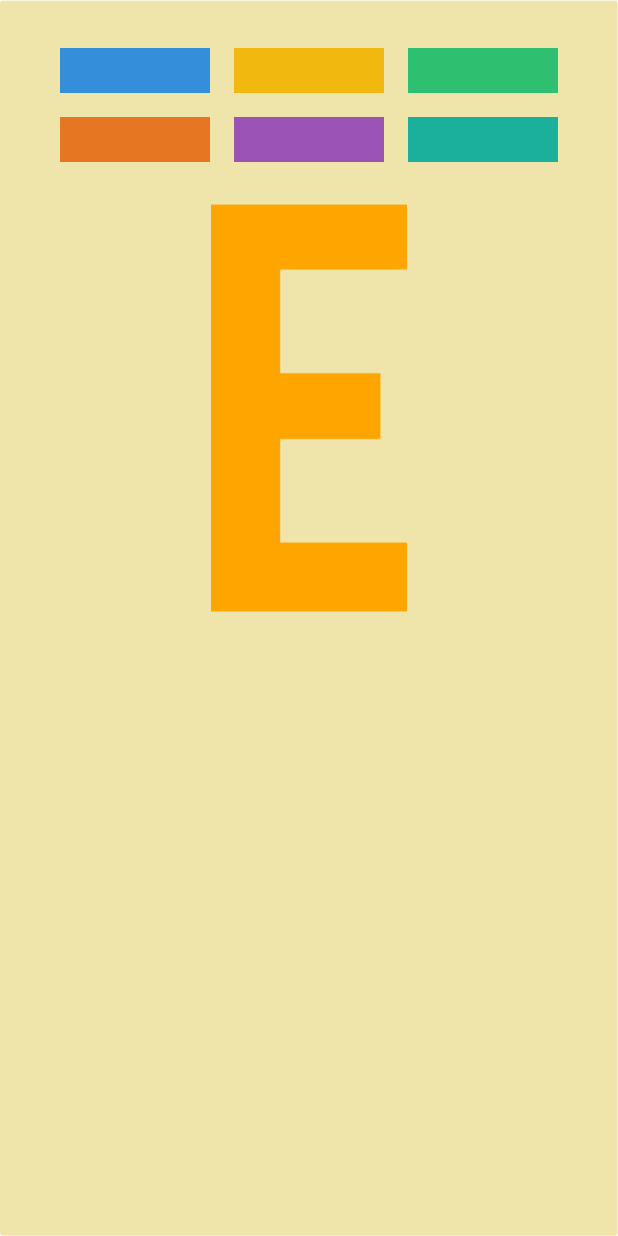
After one commit to Calcifer2002/Trace-n-Learn--typ, an Android app: the layout activity_e.xml on its own in the app's theme, with its tools: preview values and no code run, on a phone screen of 412 x 824 dp. The commit adds this screen. Run offline under Robolectric (Android 15) with nearby library versions, the phone set to English and light mode, and no system bars.

Commit message:
finished b

```diff
--- /dev/null
+++ b/app/src/main/java/com/yp/tracenlearn/ECustomView.java
@@ -0,0 +1,228 @@
+package com.yp.tracenlearn;
+
+import android.content.Context;
+import android.graphics.Bitmap;
+import android.graphics.Canvas;
+import android.graphics.Color;
+import android.graphics.Paint;
+import android.graphics.Path;
+import android.graphics.Point;
+import android.graphics.drawable.BitmapDrawable;
+import android.os.Handler;
+import android.os.Vibrator;
+import android.util.AttributeSet;
+import android.util.Log;
+import android.view.MotionEvent;
+import android.view.View;
+
+import java.util.ArrayList;
+import java.util.List;
+
+public class ECustomView extends View {
+    private Bitmap mBitmap;
+
+
+    private Canvas mCanvas;
+    private Path mPath;
+    private Paint mPaint;
+
+    private List<Point> nonTransparentPixels = new ArrayList<>(); //to check where the letter bitmap is
+    private List<Point> strokeCoordinates = new ArrayList<>(); //to check where the user drawings are
+
+    private int strokeColor = Color.BLACK;
+    public interface NoStrokesCallback {
+        void onNoStrokesDetected(String accuracyInfo);
+    }
+    private ECustomView.NoStrokesCallback noStrokesCallback;
+    private Handler handler = new Handler();
+
+    public ECustomView(Context context, AttributeSet attrs) {
+        super(context, attrs);
+        init();
+    }
+
+    private void init() {
+        mPath = new Path();
+        mPaint = new Paint();
+        mPaint.setAntiAlias(true);
+        mPaint.setColor(strokeColor); //designing the look for the stroke - which is customisable ofc
+        mPaint.setStyle(Paint.Style.STROKE);
+        mPaint.setStrokeJoin(Paint.Join.ROUND);
+        mPaint.setStrokeWidth(70f);
+
+    }
+    public void setStrokeColor(int color) {
+        this.strokeColor = color;
+        mPaint.setColor(color); //we get the int from the colour panel and set it
+        invalidate(); // redraw the canvas with the new stroke color
+    }
+    @Override
+    protected void onSizeChanged(int w, int h, int oldw, int oldh) {
+        super.onSizeChanged(w, h, oldw, oldh);
+
+        // load the background image
+        BitmapDrawable drawable = (BitmapDrawable) getResources().getDrawable(R.drawable.letter_e);
+        mBitmap = drawable.getBitmap();
+
+        // scale the background image to fit the new size
+        mBitmap = Bitmap.createScaledBitmap(mBitmap, w, h, true);
+
+        // center the image in the canvas
+        int canvasWidth = getWidth();
+        int canvasHeight = getHeight();
+        int imageWidth = mBitmap.getWidth();
+        int imageHeight = mBitmap.getHeight();
+
+        float left = (canvasWidth - imageWidth) / 2f;
+        float top = (canvasHeight - imageHeight) / 2f;
+
+        mCanvas = new Canvas(mBitmap);
+        mCanvas.drawBitmap(mBitmap, left, top, null);
+
+        getNonTransparentPixels();
+
+
+        invalidate();
+    }
+
+    @Override
+    protected void onDraw(Canvas canvas) {
+        super.onDraw(canvas);
+
+        canvas.drawBitmap(mBitmap, 0, 0, null);
+
+        // Draw all paths on the canvas
+        for (Path path : mPaths) {
+            canvas.drawPath(path, mPaint);
+        }
+
+        // Draw the current path
+        if (mCurrentPath != null) {
+            canvas.drawPath(mCurrentPath, mPaint);
+        }
+    }
+
+    // Declare a global variable to store the entire path drawn so far
+    private List<Path> mPaths = new ArrayList<>();
+    private Path mCurrentPath;
+    private int strokeCount = 0;
+
+
+    private void startNoStrokesCountdown() {
+        handler.postDelayed(new Runnable() {
+            @Override
+            public void run() {
+                showNoStrokesDialog();
+            } //to help with showing the dialog pop up
+        }, 3000);
+    }
+    private void showNoStrokesDialog() {
+        // Notify the callback that no strokes were detected
+        if (noStrokesCallback != null) {
+            String accuracyInfo = getAccuracyInfo();
+            noStrokesCallback.onNoStrokesDetected(accuracyInfo);
+        }
+    }
+    public void setOnNoStrokesDetectedCallback(ECustomView.NoStrokesCallback callback) {
+        this.noStrokesCallback = callback;
+    }
+    @Override
+    public boolean onTouchEvent(MotionEvent event) {
+
+        Vibrator vb = (Vibrator) getContext().getSystemService(Context.VIBRATOR_SERVICE);
+        float x = event.getX();
+        float y = event.getY();
+
+        switch (event.getAction()) {
+            case MotionEvent.ACTION_DOWN:
+                vb.vibrate(10000);
+                mCurrentPath = new Path();  // start a new path for the current stroke
+                mCurrentPath.moveTo(x, y);
+                handler.removeCallbacksAndMessages(null);
+                break;
+            case MotionEvent.ACTION_MOVE:
+                mCurrentPath.lineTo(x, y);
+                strokeCoordinates.add(new Point((int) x, (int) y));
+                break;
+            case MotionEvent.ACTION_UP:
+                // add the current path to the list of paths
+                vb.cancel();
+                mPaths.add(mCurrentPath);
+
+                //keeping track of count of strokes
+                strokeCount++;
+                Log.d("CustomView", "Stroke Coordinates Size: " + strokeCoordinates.size());
+
+
+
+
+                startNoStrokesCountdown();
+                // reset countdown
+
+
+                break;
+            default:
+                return false;
+        }
+
+        invalidate();
+        return true;
+    }
+
+
+
+
+
+
+
+    //,ethod to find where the bitmap is
+    private void getNonTransparentPixels() {
+        nonTransparentPixels.clear();
+        for (int x = 0; x < mBitmap.getWidth(); x++) {
+            for (int y = 0; y < mBitmap.getHeight(); y++) {
+                if (Color.alpha(mBitmap.getPixel(x, y)) != 0) {
+                    // Non-transparent pixel found, add its coordinates to the list
+                    nonTransparentPixels.add(new Point(x, y));
+
+                }
+
+            }
+        }
+    }
+
+    public void logCoordinates() {
+        // Log both stroke and non-transparent pixel coordinates
+        Log.d("CustomView", "Stroke Coordinates: " + strokeCoordinates.toString());
+        // Ensure non-transparent pixel coordinates are updated
+        Log.d("CustomView", "Non-Transparent Pixel Coordinates: " + nonTransparentPixels.toString());
+    }
+
+    private String getAccuracyInfo() {
+        // Ensure non-transparent pixel coordinates are updated
+
+        int matchingCount = 0;
+        int totalStrokeCoordinates = strokeCoordinates.size();
+        int totalBitMapCoordinates = nonTransparentPixels.size();
+        int diff = totalStrokeCoordinates - totalBitMapCoordinates;
+        Log.d("CustomView", "Coordinate Difference: " + diff);
+
+
+        for (Point strokePoint : strokeCoordinates) {
+            if (nonTransparentPixels.contains(strokePoint)) {
+                matchingCount++;
+            }
+        }
+
+        //accuracy percentage
+        double accuracy = (double) matchingCount / totalStrokeCoordinates* 100 ;
+
+
+        if (strokeCount <= 4 && totalStrokeCoordinates > 50) {
+            return "Accuracy Score: " + accuracy + "%"; //letter is proper but also accuracy rate
+        }
+        else{
+            return "NO: " + accuracy + "%"; //if letter is not proper
+        }
+    }
+
+}
--- a/app/src/main/java/com/yp/tracenlearn/MainActivity.java
+++ b/app/src/main/java/com/yp/tracenlearn/MainActivity.java
@@ -93,7 +93,7 @@ public class MainActivity extends AppCompatActivity {
 
                                         if (dataSnapshot.child("username").exists()) {
 
-                                            Intent i = new Intent(MainActivity.this, T_Activity.class);
+                                            Intent i = new Intent(MainActivity.this, E_Activity.class);
                                             startActivity(i);
                                             finish();
                                         } else {
--- /dev/null
+++ b/app/src/main/res/layout/activity_e.xml
@@ -0,0 +1,32 @@
+<?xml version="1.0" encoding="utf-8"?>
+<androidx.constraintlayout.widget.ConstraintLayout xmlns:android="http://schemas.android.com/apk/res/android"
+    xmlns:app="http://schemas.android.com/apk/res-auto"
+    xmlns:tools="http://schemas.android.com/tools"
+    android:layout_width="match_parent"
+    android:layout_height="match_parent"
+    android:background="@drawable/ui_background"
+    tools:context=".E_Activity">
+
+    <com.yp.tracenlearn.ECustomView
+        android:id="@+id/customECanvas"
+        android:layout_width="258dp"
+        android:layout_height="272dp"
+        android:layout_marginTop="12dp"
+        app:layout_constraintDimensionRatio="H,1:1"
+        app:layout_constraintEnd_toEndOf="parent"
+        app:layout_constraintHorizontal_bias="0.496"
+        app:layout_constraintStart_toStartOf="parent"
+        app:layout_constraintTop_toBottomOf="@+id/colorPanel" />
+
+    <include
+        android:id="@+id/colorPanel"
+        layout="@layout/colour_panel"
+        android:layout_width="match_parent"
+        android:layout_height="wrap_content"
+        android:layout_below="@id/customECanvas"
+        android:layout_marginTop="16dp"
+        app:layout_constraintEnd_toEndOf="parent"
+        app:layout_constraintStart_toStartOf="parent"
+        app:layout_constraintTop_toTopOf="parent" />
+
+</androidx.constraintlayout.widget.ConstraintLayout>
```
Also changed, not shown: app/src/main/AndroidManifest.xml (+14 -14 lines), app/src/main/java/com/yp/tracenlearn/E_Activity.java (added, +137 -0 lines), app/src/main/res/drawable/letter_b.png, app/src/main/res/drawable/letter_e.png (added).
